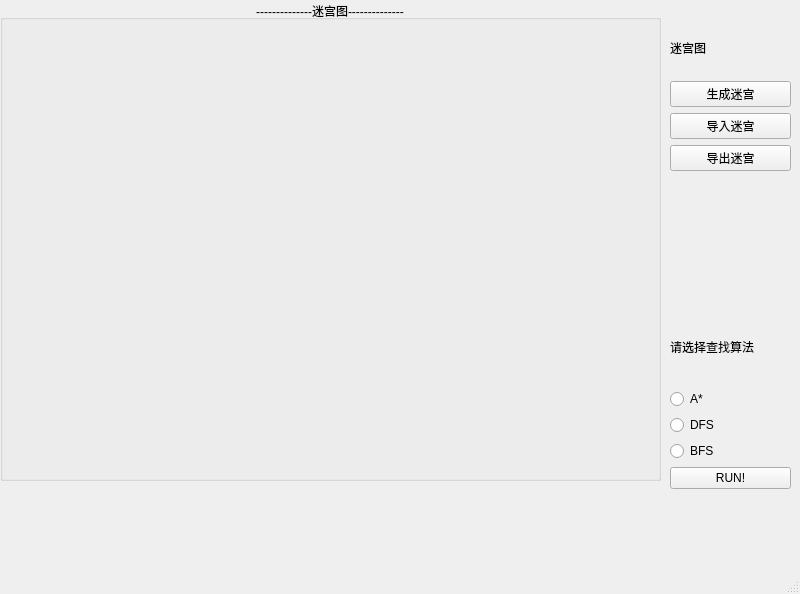
Before: the Qt Designer form Source/UI/mainwindows.ui in LouSF/DataStrcut_labyrinthos, drawn with Qt 5.
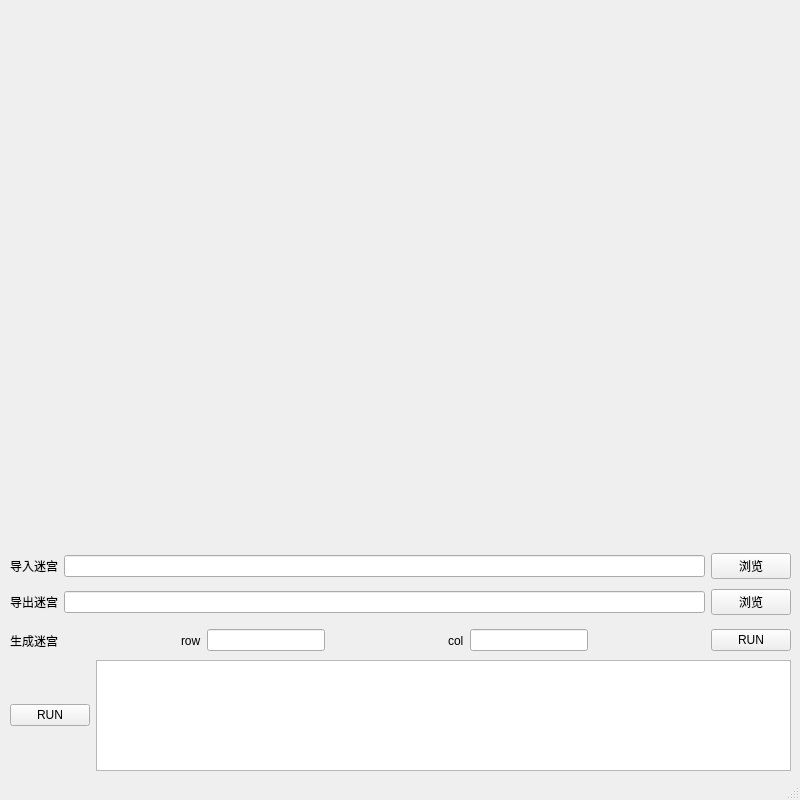
After: the same form once the commit is applied.

```diff
--- a/Source/UI/mainwindows.ui
+++ b/Source/UI/mainwindows.ui
@@ -7,7 +7,7 @@
     <x>0</x>
     <y>0</y>
     <width>800</width>
-    <height>594</height>
+    <height>800</height>
    </rect>
   </property>
   <property name="maximumSize">
@@ -20,114 +20,156 @@
    <string>迷宫求解_LouShengfeng</string>
   </property>
   <widget class="QWidget" name="centralwidget">
-   <widget class="QGroupBox" name="groupBox">
-    <property name="enabled">
-     <bool>true</bool>
-    </property>
+   <widget class="QWidget" name="gridLayoutWidget">
     <property name="geometry">
      <rect>
-      <x>0</x>
-      <y>0</y>
-      <width>661</width>
-      <height>481</height>
+      <x>10</x>
+      <y>549</y>
+      <width>781</width>
+      <height>71</height>
      </rect>
     </property>
-    <property name="title">
-     <string>--------------迷宫图--------------</string>
-    </property>
-    <property name="alignment">
-     <set>Qt::AlignCenter</set>
-    </property>
-   </widget>
-   <widget class="QWidget" name="verticalLayoutWidget">
-    <property name="geometry">
-     <rect>
-      <x>670</x>
-      <y>310</y>
-      <width>121</width>
-      <height>179</height>
-     </rect>
-    </property>
-    <layout class="QVBoxLayout" name="verticalLayout">
-     <item>
+    <layout class="QGridLayout" name="gridLayout">
+     <item row="1" column="2">
+      <widget class="QPushButton" name="pushButton_Output">
+       <property name="text">
+        <string>浏览</string>
+       </property>
+      </widget>
+     </item>
+     <item row="0" column="2">
+      <widget class="QPushButton" name="pushButton_Input">
+       <property name="text">
+        <string>浏览</string>
+       </property>
+      </widget>
+     </item>
+     <item row="0" column="0">
       <widget class="QLabel" name="label">
        <property name="text">
-        <string>请选择查找算法</string>
-       </property>
-      </widget>
-     </item>
-     <item>
-      <widget class="QRadioButton" name="radioButton_A">
-       <property name="text">
-        <string>A*</string>
-       </property>
-      </widget>
-     </item>
-     <item>
-      <widget class="QRadioButton" name="radioButton_DFS">
-       <property name="text">
-        <string>DFS</string>
-       </property>
-      </widget>
-     </item>
-     <item>
-      <widget class="QRadioButton" name="radioButton_BFS">
-       <property name="text">
-        <string>BFS</string>
-       </property>
-      </widget>
-     </item>
-     <item>
-      <widget class="QPushButton" name="pushButton_RUN">
-       <property name="text">
-        <string>RUN!</string>
-       </property>
-      </widget>
-     </item>
-    </layout>
-    <zorder>label</zorder>
-    <zorder>radioButton_DFS</zorder>
-    <zorder>radioButton_BFS</zorder>
-    <zorder>pushButton_RUN</zorder>
-    <zorder>radioButton_A</zorder>
-   </widget>
-   <widget class="QWidget" name="verticalLayoutWidget_2">
-    <property name="geometry">
-     <rect>
-      <x>670</x>
-      <y>20</y>
-      <width>121</width>
-      <height>151</height>
-     </rect>
-    </property>
-    <layout class="QVBoxLayout" name="verticalLayout_2">
-     <item>
-      <widget class="QLabel" name="label_2">
-       <property name="text">
-        <string>迷宫图</string>
-       </property>
-      </widget>
-     </item>
-     <item>
-      <widget class="QPushButton" name="pushButton_2">
-       <property name="text">
-        <string>生成迷宫</string>
-       </property>
-      </widget>
-     </item>
-     <item>
-      <widget class="QPushButton" name="pushButton_3">
-       <property name="text">
         <string>导入迷宫</string>
        </property>
       </widget>
      </item>
-     <item>
-      <widget class="QPushButton" name="pushButton">
+     <item row="1" column="0">
+      <widget class="QLabel" name="label_2">
        <property name="text">
         <string>导出迷宫</string>
        </property>
       </widget>
+     </item>
+     <item row="0" column="1">
+      <widget class="QLineEdit" name="lineEdit_filepath_Input"/>
+     </item>
+     <item row="1" column="1">
+      <widget class="QLineEdit" name="lineEdit_filepath_Output"/>
+     </item>
+    </layout>
+   </widget>
+   <widget class="QWidget" name="horizontalLayoutWidget">
+    <property name="geometry">
+     <rect>
+      <x>10</x>
+      <y>620</y>
+      <width>781</width>
+      <height>41</height>
+     </rect>
+    </property>
+    <layout class="QHBoxLayout" name="horizontalLayout">
+     <item>
+      <widget class="QLabel" name="label_3">
+       <property name="text">
+        <string>生成迷宫</string>
+       </property>
+      </widget>
+     </item>
+     <item>
+      <spacer name="horizontalSpacer">
+       <property name="orientation">
+        <enum>Qt::Horizontal</enum>
+       </property>
+       <property name="sizeHint" stdset="0">
+        <size>
+         <width>40</width>
+         <height>20</height>
+        </size>
+       </property>
+      </spacer>
+     </item>
+     <item>
+      <widget class="QLabel" name="label_4">
+       <property name="text">
+        <string>row</string>
+       </property>
+      </widget>
+     </item>
+     <item>
+      <widget class="QLineEdit" name="lineEdit_creator_row"/>
+     </item>
+     <item>
+      <spacer name="horizontalSpacer_3">
+       <property name="orientation">
+        <enum>Qt::Horizontal</enum>
+       </property>
+       <property name="sizeHint" stdset="0">
+        <size>
+         <width>40</width>
+         <height>20</height>
+        </size>
+       </property>
+      </spacer>
+     </item>
+     <item>
+      <widget class="QLabel" name="label_5">
+       <property name="text">
+        <string>col</string>
+       </property>
+      </widget>
+     </item>
+     <item>
+      <widget class="QLineEdit" name="lineEdit_creator_col"/>
+     </item>
+     <item>
+      <spacer name="horizontalSpacer_2">
+       <property name="orientation">
+        <enum>Qt::Horizontal</enum>
+       </property>
+       <property name="sizeHint" stdset="0">
+        <size>
+         <width>40</width>
+         <height>20</height>
+        </size>
+       </property>
+      </spacer>
+     </item>
+     <item>
+      <widget class="QPushButton" name="pushButton_creator">
+       <property name="text">
+        <string>RUN</string>
+       </property>
+      </widget>
+     </item>
+    </layout>
+   </widget>
+   <widget class="QWidget" name="horizontalLayoutWidget_2">
+    <property name="geometry">
+     <rect>
+      <x>10</x>
+      <y>660</y>
+      <width>781</width>
+      <height>111</height>
+     </rect>
+    </property>
+    <layout class="QHBoxLayout" name="horizontalLayout_2">
+     <item>
+      <widget class="QPushButton" name="pushButton_RUN">
+       <property name="text">
+        <string>RUN</string>
+       </property>
+      </widget>
+     </item>
+     <item>
+      <widget class="QTextBrowser" name="terminal_message_output"/>
      </item>
     </layout>
    </widget>
```
Left out of the diff: 2 changed lines with no effect on the pictures.
